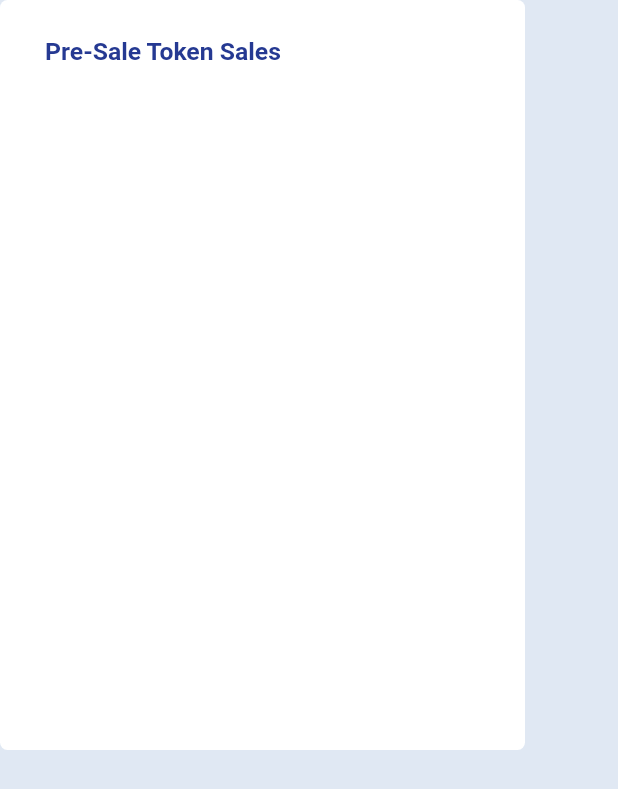
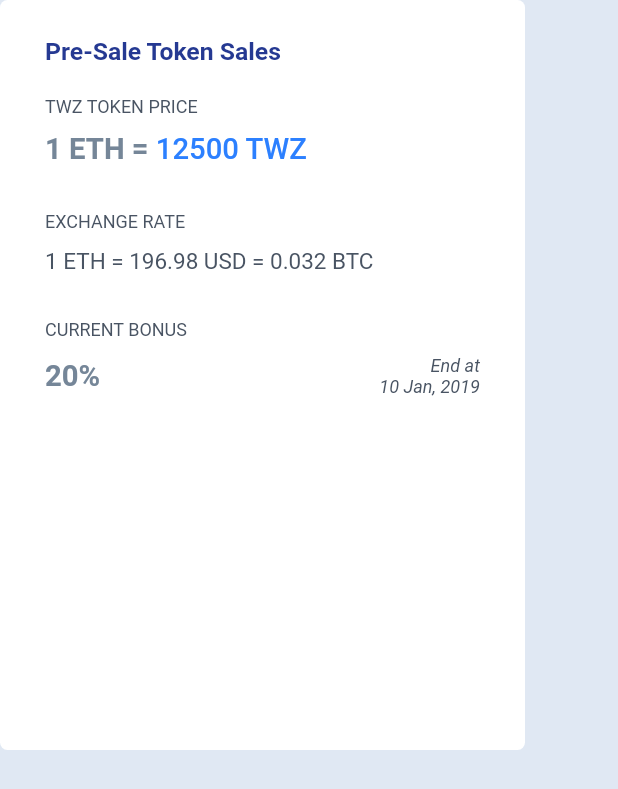
Before and after one commit to maha-arjun/dashboard, a Flutter app: what preTokenSalesWidget() shows on an empty page, opened directly, on a phone screen of 412 x 824 dp. Shown: the top 789 px of the screen. Run offline on Flutter 3.47's test engine with Material 2 defaults, Android fonts, the light colour scheme and no system bars; our stand-ins replace get, google_fonts.

Commit message:
ico distribution page

```diff
--- /dev/null
+++ b/lib/features/buy_tokens/presentation/widgets/pre_token_sales_widget.dart
@@ -0,0 +1,121 @@
+import 'package:dashboard/core/app_colors.dart';
+import 'package:flutter/material.dart';
+
+Widget preTokenSalesWidget() => Container(
+      padding: const EdgeInsets.symmetric(horizontal: 30, vertical: 25),
+      height: 500,
+      width: 350,
+      decoration: BoxDecoration(
+        color: AppColors.kWhiteColor,
+        borderRadius: BorderRadius.circular(5),
+      ),
+      child: Column(
+        crossAxisAlignment: CrossAxisAlignment.start,
+        children: [
+          const Text(
+            'Pre-Sale Token Sales',
+            style: TextStyle(
+                fontSize: 16.5,
+                color: Color.fromRGBO(37, 57, 146, 1),
+                fontWeight: FontWeight.bold),
+          ),
+          const SizedBox(
+            height: 20,
+          ),
+          const Text(
+            'TWZ TOKEN PRICE',
+            style: TextStyle(
+              fontSize: 12,
+              color: Color.fromRGBO(73, 84, 99, 1),
+            ),
+          ),
+          const SizedBox(
+            height: 10,
+          ),
+          const Text.rich(
+            TextSpan(
+              children: [
+                TextSpan(
+                    text: '1 ETH =',
+                    style: TextStyle(
+                        fontSize: 19.5,
+                        color: AppColors.textGreyColor,
+                        fontWeight: FontWeight.bold)),
+                TextSpan(
+                    text: ' 12500 TWZ',
+                    style: TextStyle(
+                        fontSize: 19.5,
+                        color: AppColors.kBlueColor,
+                        fontWeight: FontWeight.w500))
+              ],
+            ),
+          ),
+          const SizedBox(
+            height: 30,
+          ),
+          const Text(
+            'EXCHANGE RATE',
+            style: TextStyle(
+              fontSize: 12,
+              color: Color.fromRGBO(73, 84, 99, 1),
+            ),
+          ),
+          const SizedBox(
+            height: 10,
+          ),
+          const Text(
+            '1 ETH = 196.98 USD = 0.032 BTC',
+            style: TextStyle(
+              fontSize: 15,
+              color: Color.fromRGBO(73, 84, 99, 1),
+            ),
+          ),
+          const SizedBox(
+            height: 30,
+          ),
+          const Text(
+            'CURRENT BONUS',
+            style: TextStyle(
+              fontSize: 12,
+              color: Color.fromRGBO(73, 84, 99, 1),
+            ),
+          ),
+          const SizedBox(
+            height: 10,
+          ),
+          Row(
+            mainAxisAlignment: MainAxisAlignment.spaceBetween,
+            children: [
+              const Text(
+                '20%',
+                style: TextStyle(
+                    fontSize: 19.5,
+                    color: AppColors.textGreyColor,
+                    fontWeight: FontWeight.bold),
+              ),
+              Column(
+                crossAxisAlignment: CrossAxisAlignment.end,
+                children: const [
+                  Text(
+                    'End at',
+                    style: TextStyle(
+                      fontStyle: FontStyle.italic,
+                      fontSize: 12,
+                      color: Color.fromRGBO(73, 84, 99, 1),
+                    ),
+                  ),
+                  Text(
+                    '10 Jan, 2019',
+                    style: TextStyle(
+                      fontStyle: FontStyle.italic,
+                      fontSize: 12,
+                      color: Color.fromRGBO(73, 84, 99, 1),
+                    ),
+                  ),
+                ],
+              )
+            ],
+          ),
+        ],
+      ),
+    );
--- a/lib/features/dashboard/presentation/widgets/pre_token_sales_widget.dart
+++ /dev/null
@@ -1,24 +0,0 @@
-import 'package:dashboard/core/app_colors.dart';
-import 'package:flutter/material.dart';
-
-Widget preTokenSalesWidget() => Container(
-      padding: const EdgeInsets.symmetric(horizontal: 30, vertical: 25),
-      height: 500,
-      width: 350,
-      decoration: BoxDecoration(
-        color: AppColors.kWhiteColor,
-        borderRadius: BorderRadius.circular(5),
-      ),
-      child: Column(
-        crossAxisAlignment: CrossAxisAlignment.start,
-        children: const [
-          Text(
-            'Pre-Sale Token Sales',
-            style: TextStyle(
-                fontSize: 16.5,
-                color: Color.fromRGBO(37, 57, 146, 1),
-                fontWeight: FontWeight.bold),
-          ),
-        ],
-      ),
-    );
--- a/lib/features/home/home.dart
+++ b/lib/features/home/home.dart
@@ -1,10 +1,11 @@
 import 'package:dashboard/core/app_colors.dart';
 import 'package:dashboard/core/app_controllers.dart';
-import 'package:dashboard/features/dashboard/presentation/pages/buy_tokens_screen.dart';
+import 'package:dashboard/features/buy_tokens/presentation/buy_tokens_screen.dart';
 import 'package:dashboard/features/dashboard/presentation/pages/dashboard_screen.dart';
 import 'package:dashboard/features/home/presentation/app_bar.dart';
 import 'package:dashboard/features/home/presentation/widgets/app_drawer.dart';
 import 'package:dashboard/core/responsive_layout.dart';
+import 'package:dashboard/features/ico_distribution/presentation/ico_distribution_screen.dart';
 import 'package:dashboard/features/profile/presentation/pages/profile_screen.dart';
 import 'package:flutter/material.dart';
 
@@ -31,7 +32,7 @@ class _HomeState extends State<Home> {
         children: const [
           DashBoardScreen(),
           BuyTokensScreen(),
-          Center(child: Text('distribution')),
+          IcoDistributionScreen(),
           Center(child: Text('transactions')),
           ProfileScreen(),
           Center(child: Text('Pages')),
```
Also changed, not shown: lib/features/buy_tokens/presentation/buy_tokens_screen.dart (renamed from lib/features/dashboard/presentation/pages/buy_tokens_screen.dart, +5 -5 lines), lib/features/dashboard/presentation/pages/dashboard_screen.dart (+16 -6 lines), lib/features/ico_distribution/presentation/ico_distribution_screen.dart (added, +65 -0 lines), lib/features/ico_distribution/presentation/widgets/ico_distrubtion_widget.dart (added, +305 -0 lines), lib/features/ico_distribution/presentation/widgets/invite_widget.dart (added, +111 -0 lines), lib/features/buy_tokens/presentation/widgets/choose_currency_widget.dart (renamed from lib/features/dashboard/presentation/widgets/choose_currency_widget.dart), lib/features/buy_tokens/presentation/widgets/token_balance_widget.dart (renamed from lib/features/dashboard/presentation/widgets/token_balance_widget.dart), lib/features/buy_tokens/presentation/widgets/wallet_address_widget.dart (renamed from lib/features/dashboard/presentation/widgets/wallet_address_widget.dart).
